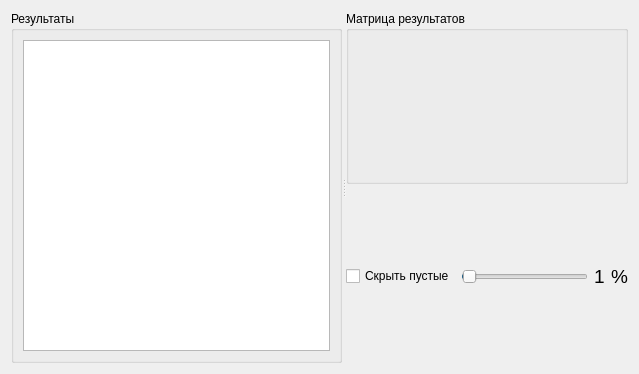
The window that ui/algorithm_result.ui (moevm/nosql1h19-text-graph) describes before a commit, drawn with Qt 5.
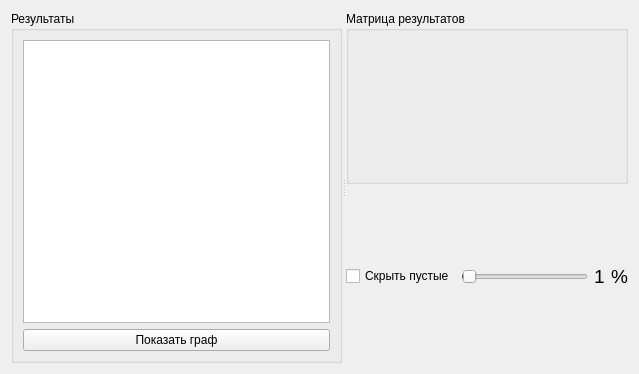
The same window after the commit.

Patch:
```diff
--- a/ui/algorithm_result.ui
+++ b/ui/algorithm_result.ui
@@ -23,7 +23,7 @@
       <property name="title">
        <string>Результаты</string>
       </property>
-      <layout class="QHBoxLayout" name="horizontalLayout_2">
+      <layout class="QVBoxLayout" name="verticalLayout">
        <item>
         <widget class="QTextBrowser" name="textBrowser">
          <property name="minimumSize">
@@ -34,9 +34,16 @@
          </property>
         </widget>
        </item>
+       <item>
+        <widget class="QPushButton" name="graphButton">
+         <property name="text">
+          <string>Показать граф</string>
+         </property>
+        </widget>
+       </item>
       </layout>
      </widget>
-     <widget class="QWidget" name="">
+     <widget class="QWidget" name="layoutWidget">
       <layout class="QVBoxLayout" name="matrixContolLayout">
        <item>
         <widget class="QGroupBox" name="groupBox">
```
